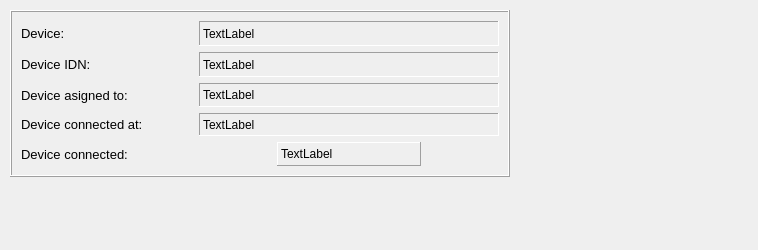
This is COMET/QT_Designer_UI/Device_connection_info.ui in Chilldose/COMET as Qt 5 draws it before an edit. The edited form follows.
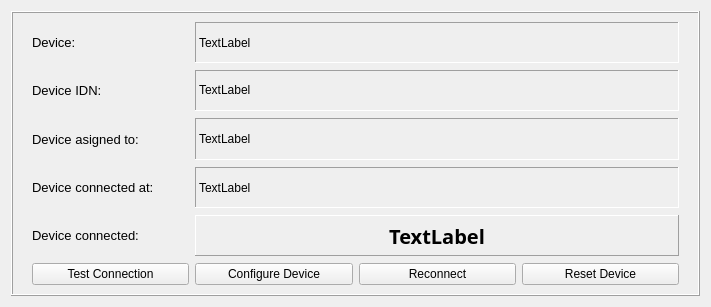
This is the edited form.

Commit message: Device state added

```diff
--- a/COMET/QT_Designer_UI/Device_connection_info.ui
+++ b/COMET/QT_Designer_UI/Device_connection_info.ui
@@ -6,8 +6,8 @@
    <rect>
     <x>0</x>
     <y>0</y>
-    <width>758</width>
-    <height>250</height>
+    <width>711</width>
+    <height>307</height>
    </rect>
   </property>
   <property name="windowTitle">
@@ -16,17 +16,11 @@
   <property name="styleSheet">
    <string notr="true"/>
   </property>
+  <layout class="QGridLayout" name="gridLayout_2">
+   <item row="0" column="0">
   <widget class="QFrame" name="device_widget">
-   <property name="geometry">
-    <rect>
-     <x>10</x>
-     <y>10</y>
-     <width>500</width>
-     <height>167</height>
-    </rect>
-   </property>
    <property name="sizePolicy">
-    <sizepolicy hsizetype="Preferred" vsizetype="Preferred">
+      <sizepolicy hsizetype="MinimumExpanding" vsizetype="MinimumExpanding">
      <horstretch>0</horstretch>
      <verstretch>0</verstretch>
     </sizepolicy>
@@ -39,7 +33,7 @@
    </property>
    <property name="maximumSize">
     <size>
-     <width>500</width>
+       <width>16777215</width>
      <height>16777215</height>
     </size>
    </property>
@@ -56,7 +50,49 @@
     <enum>QFrame::Raised</enum>
    </property>
    <layout class="QGridLayout" name="gridLayout">
-    <item row="1" column="0" colspan="2">
+      <property name="leftMargin">
+       <number>19</number>
+      </property>
+      <property name="rightMargin">
+       <number>19</number>
+      </property>
+      <property name="verticalSpacing">
+       <number>7</number>
+      </property>
+      <item row="6" column="2">
+       <widget class="QPushButton" name="Reconnect_pushButton">
+        <property name="text">
+         <string>Reconnect</string>
+        </property>
+       </widget>
+      </item>
+      <item row="6" column="0">
+       <widget class="QPushButton" name="Test_pushButton">
+        <property name="text">
+         <string>Test Connection</string>
+        </property>
+       </widget>
+      </item>
+      <item row="6" column="1">
+       <widget class="QPushButton" name="Configure_pushButton">
+        <property name="text">
+         <string>Configure Device</string>
+        </property>
+       </widget>
+      </item>
+      <item row="3" column="0">
+       <widget class="QLabel" name="label_4">
+        <property name="font">
+         <font>
+          <pointsize>10</pointsize>
+         </font>
+        </property>
+        <property name="text">
+         <string>Device connected at: </string>
+        </property>
+       </widget>
+      </item>
+      <item row="1" column="0">
      <widget class="QLabel" name="label_2">
       <property name="font">
        <font>
@@ -68,6 +104,18 @@
       </property>
      </widget>
     </item>
+      <item row="2" column="0">
+       <widget class="QLabel" name="label_5">
+        <property name="font">
+         <font>
+          <pointsize>10</pointsize>
+         </font>
+        </property>
+        <property name="text">
+         <string>Device asigned to: </string>
+        </property>
+       </widget>
+      </item>
     <item row="0" column="0">
      <widget class="QLabel" name="label">
       <property name="font">
@@ -86,39 +134,38 @@
       </property>
      </widget>
     </item>
-    <item row="3" column="0">
-     <widget class="QLabel" name="label_4">
+      <item row="4" column="0">
+       <widget class="QLabel" name="label_3">
       <property name="font">
        <font>
         <pointsize>10</pointsize>
        </font>
       </property>
-      <property name="text">
-       <string>Device connected at: </string>
-      </property>
-     </widget>
-    </item>
-    <item row="3" column="2" colspan="4">
-     <widget class="QLabel" name="device_connected_at_label">
-      <property name="autoFillBackground">
-       <bool>false</bool>
-      </property>
       <property name="styleSheet">
        <string notr="true"/>
       </property>
-      <property name="frameShape">
-       <enum>QFrame::Panel</enum>
-      </property>
-      <property name="frameShadow">
-       <enum>QFrame::Sunken</enum>
-      </property>
+        <property name="text">
+         <string>Device connected: </string>
+        </property>
+       </widget>
+      </item>
+      <item row="6" column="3">
+       <widget class="QPushButton" name="Reset_pushButton">
       <property name="text">
-       <string>TextLabel</string>
+         <string>Reset Device</string>
       </property>
      </widget>
     </item>
-    <item row="4" column="3" colspan="2">
+      <item row="4" column="1" colspan="3">
      <widget class="QLabel" name="device_connected_label">
+        <property name="font">
+         <font>
+          <family>MS Gothic</family>
+          <pointsize>15</pointsize>
+          <weight>75</weight>
+          <bold>true</bold>
+         </font>
+        </property>
       <property name="autoFillBackground">
        <bool>false</bool>
       </property>
@@ -134,28 +181,19 @@
       <property name="text">
        <string>TextLabel</string>
       </property>
-     </widget>
-    </item>
-    <item row="0" column="2" colspan="4">
-     <widget class="QLabel" name="device_name_label">
+        <property name="alignment">
+         <set>Qt::AlignCenter</set>
+        </property>
+       </widget>
+      </item>
+      <item row="3" column="1" colspan="3">
+       <widget class="QLabel" name="device_connected_at_label">
       <property name="sizePolicy">
-       <sizepolicy hsizetype="Fixed" vsizetype="Fixed">
+         <sizepolicy hsizetype="Preferred" vsizetype="Minimum">
         <horstretch>0</horstretch>
         <verstretch>0</verstretch>
        </sizepolicy>
       </property>
-      <property name="minimumSize">
-       <size>
-        <width>300</width>
-        <height>25</height>
-       </size>
-      </property>
-      <property name="maximumSize">
-       <size>
-        <width>300</width>
-        <height>25</height>
-       </size>
-      </property>
       <property name="autoFillBackground">
        <bool>false</bool>
       </property>
@@ -173,14 +211,19 @@
       </property>
      </widget>
     </item>
-    <item row="2" column="2" colspan="4">
+      <item row="2" column="1" colspan="3">
      <widget class="QLabel" name="device_assigned_to_label">
+        <property name="sizePolicy">
+         <sizepolicy hsizetype="Preferred" vsizetype="Preferred">
+          <horstretch>0</horstretch>
+          <verstretch>0</verstretch>
+         </sizepolicy>
+        </property>
       <property name="autoFillBackground">
        <bool>false</bool>
       </property>
       <property name="styleSheet">
-       <string notr="true">
-</string>
+         <string notr="true"/>
       </property>
       <property name="frameShape">
        <enum>QFrame::Panel</enum>
@@ -193,24 +236,24 @@
       </property>
      </widget>
     </item>
-    <item row="1" column="2" colspan="4">
+      <item row="1" column="1" colspan="3">
      <widget class="QLabel" name="device_IDN_label">
       <property name="sizePolicy">
-       <sizepolicy hsizetype="Fixed" vsizetype="Fixed">
+         <sizepolicy hsizetype="Preferred" vsizetype="Preferred">
         <horstretch>0</horstretch>
         <verstretch>0</verstretch>
        </sizepolicy>
       </property>
       <property name="minimumSize">
        <size>
-        <width>300</width>
-        <height>25</height>
+          <width>0</width>
+          <height>0</height>
        </size>
       </property>
       <property name="maximumSize">
        <size>
-        <width>300</width>
-        <height>25</height>
+          <width>16777215</width>
+          <height>16777215</height>
        </size>
       </property>
       <property name="autoFillBackground">
@@ -228,37 +271,55 @@
       <property name="text">
        <string>TextLabel</string>
       </property>
-     </widget>
-    </item>
-    <item row="4" column="0" colspan="3">
-     <widget class="QLabel" name="label_3">
-      <property name="font">
-       <font>
-        <pointsize>10</pointsize>
-       </font>
-      </property>
+        <property name="wordWrap">
+         <bool>true</bool>
+        </property>
+        <property name="textInteractionFlags">
+         <set>Qt::LinksAccessibleByMouse|Qt::TextSelectableByMouse</set>
+        </property>
+       </widget>
+      </item>
+      <item row="0" column="1" colspan="3">
+       <widget class="QLabel" name="device_name_label">
+        <property name="sizePolicy">
+         <sizepolicy hsizetype="Preferred" vsizetype="Preferred">
+          <horstretch>0</horstretch>
+          <verstretch>0</verstretch>
+         </sizepolicy>
+        </property>
+        <property name="minimumSize">
+         <size>
+          <width>0</width>
+          <height>0</height>
+         </size>
+        </property>
+        <property name="maximumSize">
+         <size>
+          <width>16777215</width>
+          <height>16777215</height>
+         </size>
+        </property>
+        <property name="autoFillBackground">
+         <bool>false</bool>
+        </property>
       <property name="styleSheet">
        <string notr="true"/>
       </property>
-      <property name="text">
-       <string>Device connected: </string>
-      </property>
-     </widget>
-    </item>
-    <item row="2" column="0">
-     <widget class="QLabel" name="label_5">
-      <property name="font">
-       <font>
-        <pointsize>10</pointsize>
-       </font>
+        <property name="frameShape">
+         <enum>QFrame::Panel</enum>
+        </property>
+        <property name="frameShadow">
+         <enum>QFrame::Sunken</enum>
       </property>
       <property name="text">
-       <string>Device asigned to: </string>
+         <string>TextLabel</string>
       </property>
      </widget>
     </item>
    </layout>
   </widget>
+   </item>
+  </layout>
  </widget>
  <resources/>
  <connections/>
```
Lines whose indentation alone changed are shown as unchanged. The commit also changes 6 other files.
